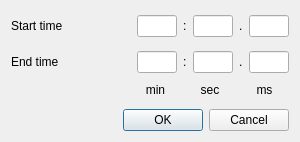
Above: src/Authoring/Studio/Application/DurationEditDlg.ui from flyhex/qt3dstudio before the change. Below: the same form after it.
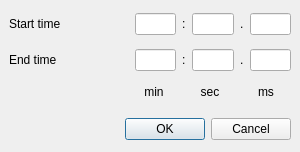
That is the form after the change.

The edit to the form file:
```diff
--- a/src/Authoring/Studio/Application/DurationEditDlg.ui
+++ b/src/Authoring/Studio/Application/DurationEditDlg.ui
@@ -7,15 +7,43 @@
     <x>0</x>
     <y>0</y>
     <width>300</width>
-    <height>137</height>
+    <height>152</height>
    </rect>
   </property>
   <property name="windowTitle">
    <string>Set Timebar Start / End Time</string>
   </property>
   <layout class="QVBoxLayout" name="verticalLayout_2">
+   <property name="leftMargin">
+    <number>0</number>
+   </property>
+   <property name="topMargin">
+    <number>0</number>
+   </property>
+   <property name="rightMargin">
+    <number>0</number>
+   </property>
+   <property name="bottomMargin">
+    <number>0</number>
+   </property>
    <item>
+    <widget class="QWidget" name="widget" native="true">
+     <layout class="QVBoxLayout" name="verticalLayout">
+      <item>
+       <widget class="QWidget" name="startTimeLayout" native="true">
     <layout class="QHBoxLayout" name="horizontalLayout">
+         <property name="leftMargin">
+          <number>0</number>
+         </property>
+         <property name="topMargin">
+          <number>0</number>
+         </property>
+         <property name="rightMargin">
+          <number>0</number>
+         </property>
+         <property name="bottomMargin">
+          <number>0</number>
+         </property>
      <item>
       <widget class="QLabel" name="labelStartTime">
        <property name="sizePolicy">
@@ -65,9 +93,23 @@
       <widget class="QLineEdit" name="lineEditMilliseconds"/>
      </item>
     </layout>
+       </widget>
    </item>
    <item>
+       <widget class="QWidget" name="endTimeLayout" native="true">
     <layout class="QHBoxLayout" name="horizontalLayout_4">
+         <property name="leftMargin">
+          <number>0</number>
+         </property>
+         <property name="topMargin">
+          <number>0</number>
+         </property>
+         <property name="rightMargin">
+          <number>0</number>
+         </property>
+         <property name="bottomMargin">
+          <number>0</number>
+         </property>
      <item>
       <widget class="QLabel" name="labelEndTime">
        <property name="minimumSize">
@@ -105,9 +147,23 @@
       <widget class="QLineEdit" name="lineEditEndMilliseconds"/>
      </item>
     </layout>
+       </widget>
    </item>
    <item>
+       <widget class="QWidget" name="labelsLayout" native="true">
     <layout class="QHBoxLayout" name="horizontalLayout_3">
+         <property name="leftMargin">
+          <number>0</number>
+         </property>
+         <property name="topMargin">
+          <number>0</number>
+         </property>
+         <property name="rightMargin">
+          <number>0</number>
+         </property>
+         <property name="bottomMargin">
+          <number>0</number>
+         </property>
      <item>
       <spacer name="horizontalSpacer">
        <property name="orientation">
@@ -191,25 +247,23 @@
       </widget>
      </item>
     </layout>
+       </widget>
    </item>
    <item>
-    <spacer name="verticalSpacer">
-     <property name="orientation">
-      <enum>Qt::Vertical</enum>
-     </property>
-     <property name="sizeType">
-      <enum>QSizePolicy::Maximum</enum>
-     </property>
-     <property name="sizeHint" stdset="0">
-      <size>
-       <width>20</width>
-       <height>10</height>
-      </size>
-     </property>
-    </spacer>
-   </item>
-   <item>
+       <widget class="QWidget" name="buttonBoxLayout" native="true">
     <layout class="QHBoxLayout" name="horizontalLayout_2">
+         <property name="leftMargin">
+          <number>0</number>
+         </property>
+         <property name="topMargin">
+          <number>0</number>
+         </property>
+         <property name="rightMargin">
+          <number>0</number>
+         </property>
+         <property name="bottomMargin">
+          <number>0</number>
+         </property>
      <item>
       <spacer name="horizontalSpacer_4">
        <property name="orientation">
@@ -234,6 +288,10 @@
       </widget>
      </item>
     </layout>
+       </widget>
+      </item>
+     </layout>
+    </widget>
    </item>
   </layout>
  </widget>
```
Left out of the diff: 16 changed lines with no effect on the pictures. Lines whose indentation alone changed are shown as unchanged.
